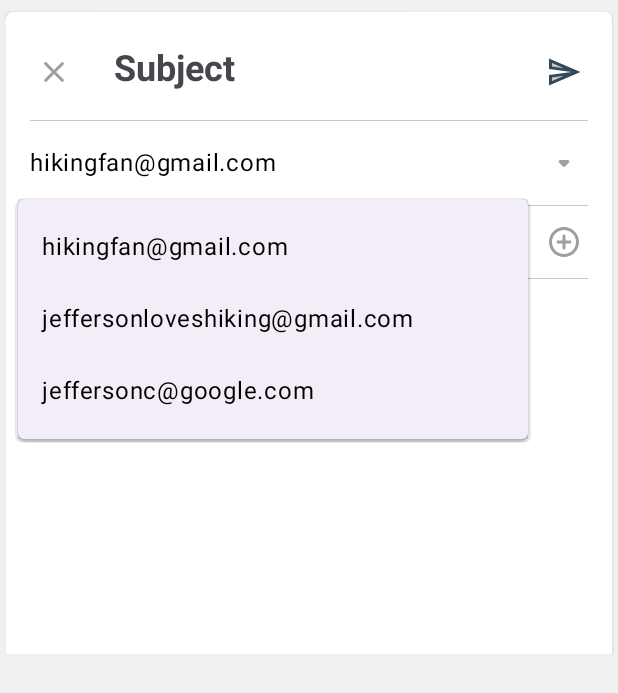
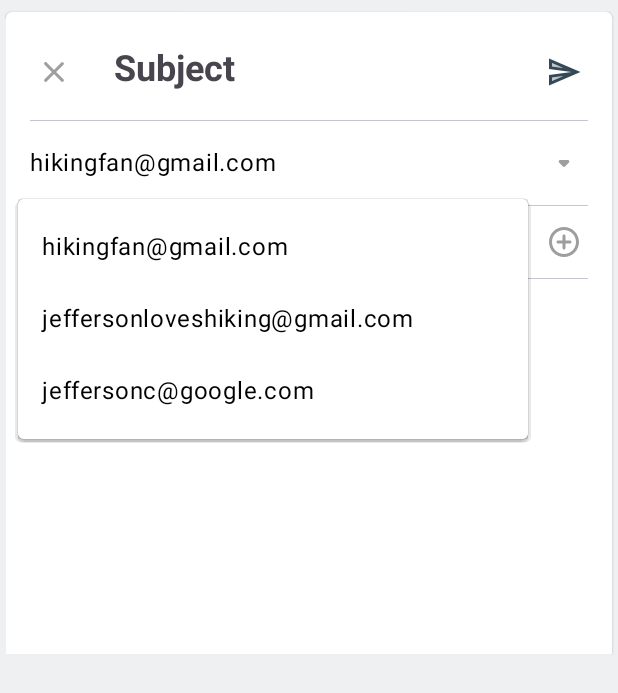
Before and after one commit to Dynast86/Reply_Compose, an Android app built with Jetpack Compose: the composable ComposeContent shown on its own in the app's theme, after a tap on "hikingfan@gmail.com", on a phone screen of 412 x 824 dp. Shown: the top 693 px of the screen. Run offline under Robolectric (Android 15) with nearby library versions, the phone set to English and light mode, and no system bars.

Commit message:
Update DropdownMenuWidget.kt

```diff
--- a/app/src/main/java/com/dynast/replycompose/ui/compose/DropdownMenuWidget.kt
+++ b/app/src/main/java/com/dynast/replycompose/ui/compose/DropdownMenuWidget.kt
@@ -1,6 +1,7 @@
 package com.dynast.replycompose.ui.compose
 
 import android.content.res.Configuration
+import androidx.compose.foundation.background
 import androidx.compose.foundation.clickable
 import androidx.compose.foundation.layout.*
 import androidx.compose.material.DropdownMenuItem
@@ -41,7 +42,9 @@ fun DropdownMenuWidget(
                 .padding(horizontal = 8.dp), text = emailValue
         )
         DropdownMenu(
-            modifier = Modifier.widthIn(min = 340.dp),
+            modifier = Modifier
+                .widthIn(min = 340.dp)
+                .background(MaterialTheme.colorScheme.surface),
             expanded = isOpen, onDismissRequest = { isOpen = false }) {
             allUserAccounts.forEach {
                 DropdownMenuItem(
```
